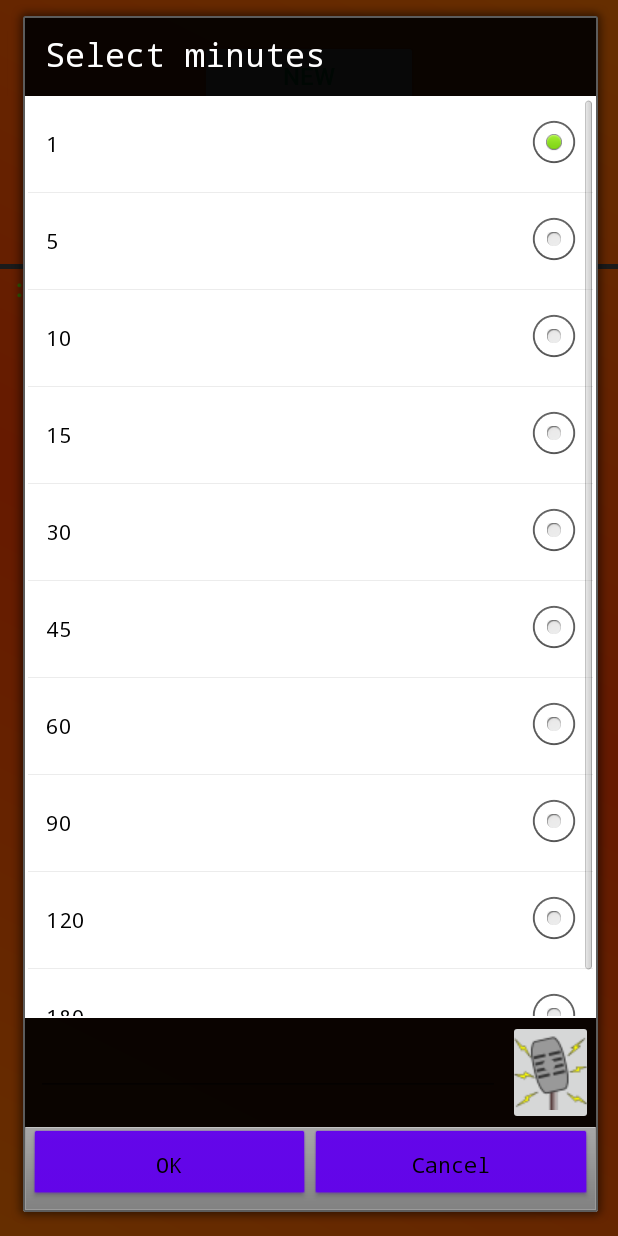
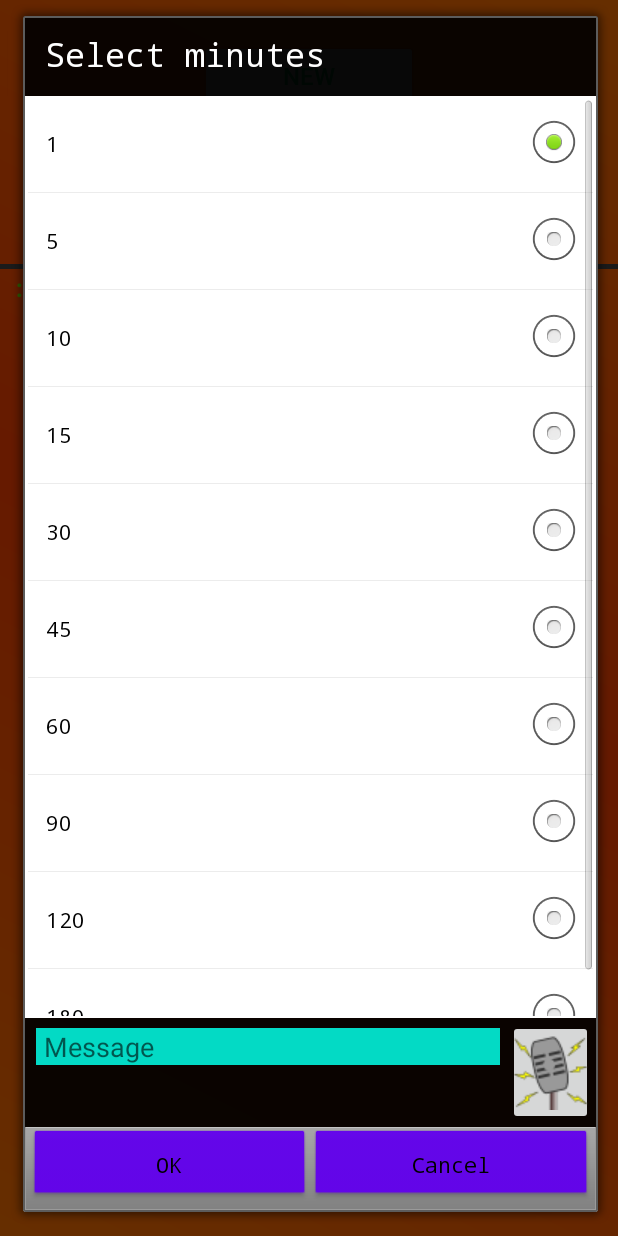
Before and after one commit to codertim/StuffToRemindMeOfAndroid, an Android app: the screen it shows after launch (MainActivity), after a tap on "NEW", on a phone screen of 412 x 824 dp. Run offline under Robolectric (Android 15) with nearby library versions, the phone set to English and light mode, and no system bars; our stand-ins replace navigation-ui.

Commit message:
added message hint

```diff
--- a/2022/StuffToRemindMeOf2022/app/src/main/res/layout/dialog_new_message.xml
+++ b/2022/StuffToRemindMeOf2022/app/src/main/res/layout/dialog_new_message.xml
@@ -16,6 +16,8 @@
         android:paddingLeft="5dp"
         android:paddingRight="5dp"
         android:textColor="@color/white"
+        android:hint="@string/message_hint"
+        android:background="@color/teal_200"
         android:text="@string/edit_text_placeholder" />
 
     <ImageButton
--- a/2022/StuffToRemindMeOf2022/app/src/main/res/values/strings.xml
+++ b/2022/StuffToRemindMeOf2022/app/src/main/res/values/strings.xml
@@ -18,6 +18,7 @@
     <string name="dialog_ok">OK</string>
     <string name="edit_text_placeholder"></string>
     <string name="hello_world">Hello world!</string>
+    <string name="message_hint">Message</string>
     <string name="min_choice1">1</string>
     <string name="min_choice2">5</string>
     <string name="min_choice3">10</string>
@@ -28,12 +29,9 @@
     <string name="min_choice8">90</string>
     <string name="min_choice9">120</string>
     <string name="min_choice10">180</string>
-
     <string name="clear_button_label">Clear</string>
     <string name="new_button_label">New</string>
-
     <string name="settings_title">My Settings</string>
-
     <string name="vibrate_title">Vibrate</string>
     <string name="vibrate_summary">Trigger vibrate when reminder is due</string>
 
```
